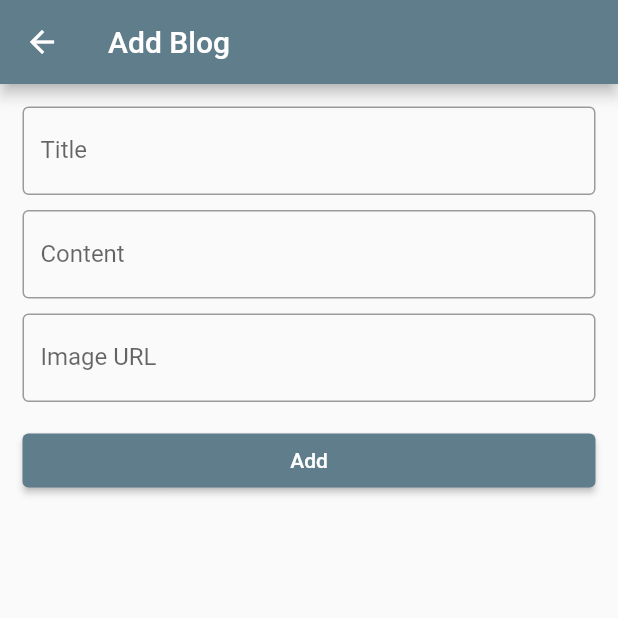
After one commit to amir58/FlutterHTIG24, a Flutter app: the AddBlogScreen screen opened directly, on a phone screen of 412 x 824 dp, the top half of it. The commit adds this screen. Run offline on Flutter 3.47's test engine with Material 2 defaults, Android fonts, the phone set to English and light mode, and no system bars; our stand-ins replace story_view; network calls fail.

Commit message:
session7

```diff
--- /dev/null
+++ b/lib/blog/add_blog_screen.dart
@@ -0,0 +1,80 @@
+import 'package:flutter/material.dart';
+import 'package:flutter24/blog/blog.dart';
+
+class AddBlogScreen extends StatefulWidget {
+  const AddBlogScreen({Key? key}) : super(key: key);
+
+  @override
+  State<AddBlogScreen> createState() => _AddBlogScreenState();
+}
+
+class _AddBlogScreenState extends State<AddBlogScreen> {
+  final titleController = TextEditingController();
+  final contentController = TextEditingController();
+  final imageUrlController = TextEditingController();
+
+  @override
+  Widget build(BuildContext context) {
+    return Scaffold(
+      appBar: AppBar(
+        title: const Text("Add Blog"),
+      ),
+      body: Padding(
+        padding: const EdgeInsets.all(15),
+        child: Column(
+          children: [
+            TextFormField(
+              controller: titleController,
+              decoration: const InputDecoration(
+                labelText: "Title",
+                border: OutlineInputBorder(),
+              ),
+            ),
+            const SizedBox(height: 10),
+            TextFormField(
+              controller: contentController,
+              decoration: const InputDecoration(
+                labelText: "Content",
+                border: OutlineInputBorder(),
+              ),
+            ),
+            const SizedBox(height: 10),
+            TextFormField(
+              controller: imageUrlController,
+              decoration: const InputDecoration(
+                labelText: "Image URL",
+                border: OutlineInputBorder(),
+              ),
+            ),
+            Container(
+              margin: const EdgeInsets.only(top: 15),
+              width: double.infinity,
+              child: ElevatedButton(
+                onPressed: () {
+                  addBlog();
+                },
+                child: const Text(
+                  "Add",
+                ),
+              ),
+            )
+          ],
+        ),
+      ),
+    );
+  }
+
+  void addBlog() {
+    String title = titleController.text;
+    String content = contentController.text;
+    String imageUrl = imageUrlController.text;
+
+    Blog blog = Blog(
+      title: title,
+      content: content,
+      imageUrl: imageUrl,
+    );
+
+    Navigator.pop(context, blog);
+  }
+}
--- /dev/null
+++ b/lib/blog/blog.dart
@@ -0,0 +1,11 @@
+class Blog {
+  String title;
+  String content;
+  String imageUrl;
+
+  Blog({
+    required this.title,
+    required this.content,
+    required this.imageUrl,
+  });
+}
--- a/pubspec.yaml
+++ b/pubspec.yaml
@@ -35,6 +35,7 @@ dependencies:
   # The following adds the Cupertino Icons font to your application.
   # Use with the CupertinoIcons class for iOS style icons.
   cupertino_icons: ^1.0.2
+  story_view: ^0.14.0
 
 dev_dependencies:
   flutter_test:
```
Also changed, not shown: lib/blog/blog_screen.dart (added, +231 -0 lines), lib/blog/story_view_screen.dart (added, +67 -0 lines), lib/main.dart (+4 -3 lines), lib/notes/edit_note_screen.dart (added, +64 -0 lines), lib/notes/notes_screen.dart (renamed from lib/notes_screen.dart, +22 -6 lines), lib/notes/add_note_screen.dart (renamed from lib/add_note_screen.dart), pubspec.lock, 3 other files.
